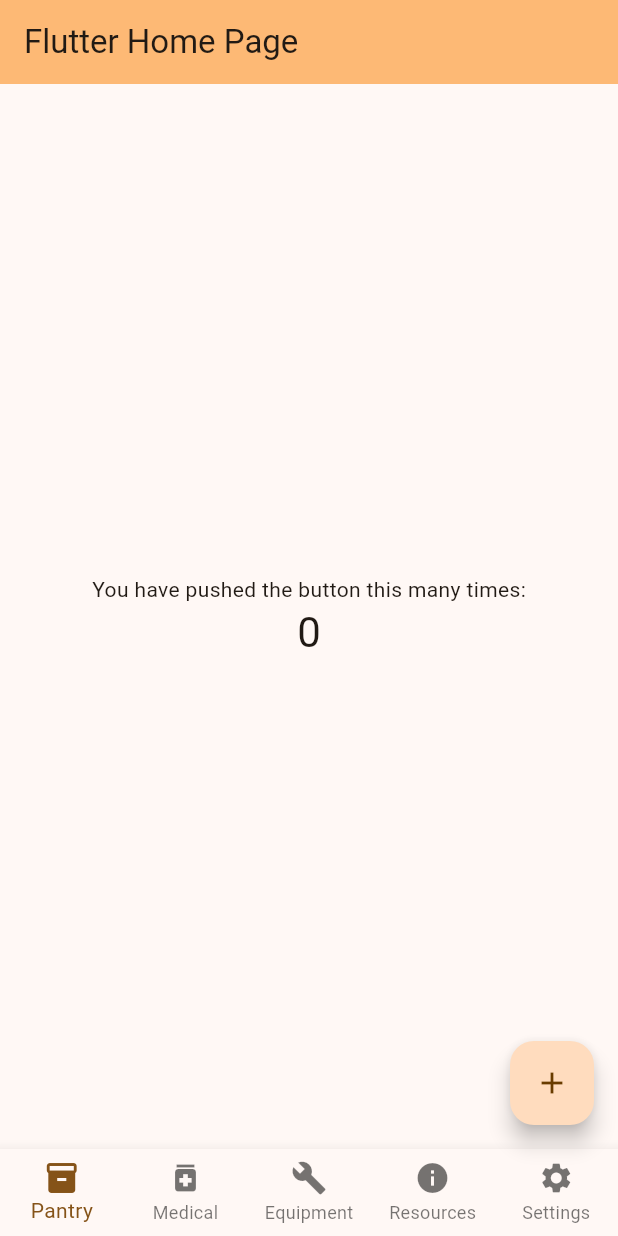
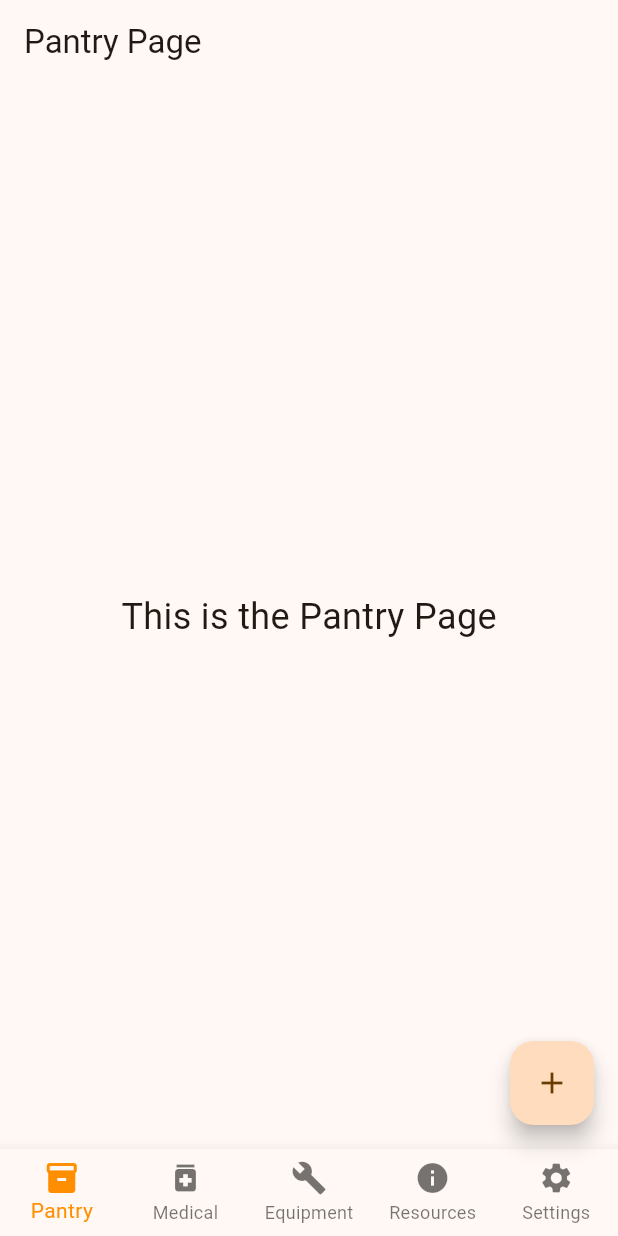
Before and after one commit to ElliotMS-Chalmers/prepster, a Flutter app: the screen it shows after launch, on a phone screen of 412 x 824 dp. Run offline on Flutter 3.47's test engine with Material 3 defaults, Android fonts, the phone set to English and light mode, and no system bars.

Commit message:
working navigationbar

```diff
--- /dev/null
+++ b/lib/equipment.dart
@@ -0,0 +1,13 @@
+import 'package:flutter/material.dart';
+
+class EquipmentPage extends StatelessWidget {
+  const EquipmentPage({super.key});
+
+  @override
+  Widget build(BuildContext context) {
+    return Scaffold(
+      appBar: AppBar(title: const Text('Equipment Page')),
+      body: const Center(child: Text('This is the Equipment Page', style: TextStyle(fontSize: 24))),
+    );
+  }
+}
--- a/lib/main.dart
+++ b/lib/main.dart
@@ -1,4 +1,9 @@
 import 'package:flutter/material.dart';
+import 'package:prepster/equipment.dart';
+import 'package:prepster/medical.dart';
+import 'package:prepster/pantry.dart';
+import 'package:prepster/resources.dart';
+import 'settings.dart';
 
 void main() {
   runApp(const MyApp());
@@ -57,14 +62,25 @@
 
 class _MyHomePageState extends State<MyHomePage> {
   int _counter = 0;
+  int _selectedIndex = 0;
+
+  final _pageOptions = [
+    PantryPage(),
+    MedicalPage(),
+    EquipmentPage(),
+    ResourcesPage(),
+    SettingsPage()
+  ];
+
+  void _onItemTapped(int index) {
+    setState(() {
+      _selectedIndex = index;
+    });
+  }
+
 
   void _incrementCounter() {
     setState(() {
-      // This call to setState tells the Flutter framework that something has
-      // changed in this State, which causes it to rerun the build method below
-      // so that the display can reflect the updated values. If we changed
-      // _counter without calling setState(), then the build method would not be
-      // called again, and so nothing would appear to happen.
       _counter++;
     });
   }
@@ -72,54 +88,13 @@
 
   @override
   Widget build(BuildContext context) {
-    // This method is rerun every time setState is called, for instance as done
-    // by the _incrementCounter method above.
-    //
-    // The Flutter framework has been optimized to make rerunning build methods
-    // fast, so that you can just rebuild anything that needs updating rather
-    // than having to individually change instances of widgets.
     return Scaffold(
-      appBar: AppBar(
-        // TRY THIS: Try changing the color here to a specific color (to
-        // Colors.amber, perhaps?) and trigger a hot reload to see the AppBar
-        // change color while the other colors stay the same.
-        backgroundColor: Theme.of(context).colorScheme.inversePrimary,
-        // Here we take the value from the MyHomePage object that was created by
-        // the App.build method, and use it to set our appbar title.
-        title: Text(widget.title),
-      ),
-      body: Center(
-        // Center is a layout widget. It takes a single child and positions it
-        // in the middle of the parent.
-        child: Column(
-          // Column is also a layout widget. It takes a list of children and
-          // arranges them vertically. By default, it sizes itself to fit its
-          // children horizontally, and tries to be as tall as its parent.
-          //
-          // Column has various properties to control how it sizes itself and
-          // how it positions its children. Here we use mainAxisAlignment to
-          // center the children vertically; the main axis here is the vertical
-          // axis because Columns are vertical (the cross axis would be
-          // horizontal).
-          //
-          // TRY THIS: Invoke "debug painting" (choose the "Toggle Debug Paint"
-          // action in the IDE, or press "p" in the console), to see the
-          // wireframe for each widget.
-          mainAxisAlignment: MainAxisAlignment.center,
-          children: <Widget>[
-            const Text('You have pushed the button this many times:'),
-            Text(
-              '$_counter',
-              style: Theme.of(context).textTheme.headlineMedium,
-            ),
-          ],
-        ),
-      ),
+      body: _pageOptions[_selectedIndex],
       floatingActionButton: FloatingActionButton(
         onPressed: _incrementCounter,
         tooltip: 'Increment',
         child: const Icon(Icons.add),
-      ), // This trailing comma makes auto-formatting nicer for build methods.
+      ),
       bottomNavigationBar: BottomNavigationBar(
         type: BottomNavigationBarType.fixed,
         items: [
@@ -129,9 +104,10 @@
           BottomNavigationBarItem(icon: Icon(Icons.info), label: "Resources"),
           BottomNavigationBarItem(icon: Icon(Icons.settings), label: "Settings")
         ],
-
-
-      ),
+        currentIndex: _selectedIndex,
+        selectedItemColor: Colors.amber[800],
+        onTap: _onItemTapped,
+      ),// This trailing comma makes auto-formatting nicer for build methods.
     );
   }
 }
--- /dev/null
+++ b/lib/medical.dart
@@ -0,0 +1,13 @@
+import 'package:flutter/material.dart';
+
+class MedicalPage extends StatelessWidget {
+  const MedicalPage({super.key});
+
+  @override
+  Widget build(BuildContext context) {
+    return Scaffold(
+      appBar: AppBar(title: const Text('Medical Page')),
+      body: const Center(child: Text('This is the Medical Page', style: TextStyle(fontSize: 24))),
+    );
+  }
+}
--- /dev/null
+++ b/lib/pantry.dart
@@ -0,0 +1,13 @@
+import 'package:flutter/material.dart';
+
+class PantryPage extends StatelessWidget {
+  const PantryPage({super.key});
+
+  @override
+  Widget build(BuildContext context) {
+    return Scaffold(
+      appBar: AppBar(title: const Text('Pantry Page')),
+      body: const Center(child: Text('This is the Pantry Page', style: TextStyle(fontSize: 24))),
+    );
+  }
+}
--- /dev/null
+++ b/lib/resources.dart
@@ -0,0 +1,13 @@
+import 'package:flutter/material.dart';
+
+class ResourcesPage extends StatelessWidget {
+  const ResourcesPage({super.key});
+
+  @override
+  Widget build(BuildContext context) {
+    return Scaffold(
+      appBar: AppBar(title: const Text('Resources Page')),
+      body: const Center(child: Text('This is the Resources Page', style: TextStyle(fontSize: 24))),
+    );
+  }
+}
```
Also changed, not shown: lib/settings.dart (added, +18 -0 lines).
